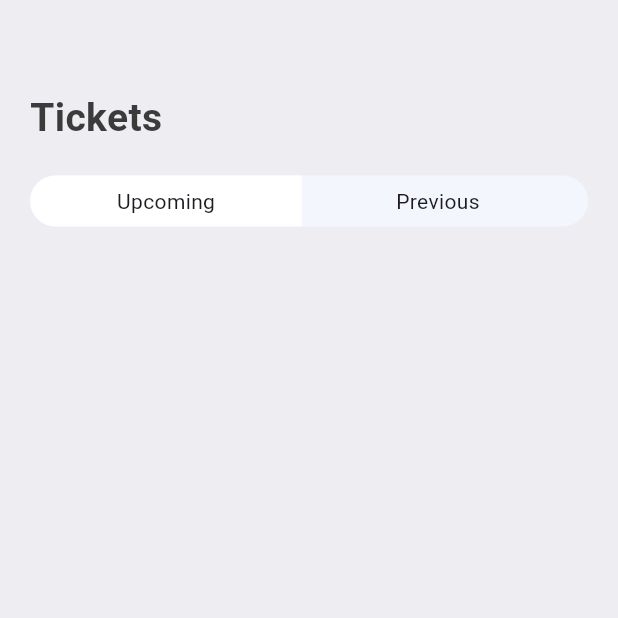
After one commit to wynsumhi/Study-TicketApp, a Flutter app: the TicketScreen screen opened directly, on a phone screen of 412 x 824 dp, the top half of it. The commit adds this screen. Run offline on Flutter 3.47's test engine with Material 3 defaults, Android fonts, the phone set to English and light mode, and no system bars; our stand-ins replace fluentui_icons.

Commit message:
[STUDY] AppTicketTabs의 Text를 생성자 주입 방식으로 변경

```diff
--- a/lib/base/bottom_nav_bar.dart
+++ b/lib/base/bottom_nav_bar.dart
@@ -2,6 +2,7 @@ import 'package:fluentui_icons/fluentui_icons.dart';
 import 'package:flutter/material.dart';
 import 'package:ticket_app/screens/home/home_screen.dart';
 import 'package:ticket_app/screens/search/search_screen.dart';
+import 'package:ticket_app/screens/ticket/ticket_screen.dart';
 
 class BottomNavBar extends StatefulWidget {
   const BottomNavBar({super.key});
@@ -15,7 +16,7 @@ class _BottomNavBarState extends State<BottomNavBar> {
   final appScreens = [
     const HomeScreen(),
     const SearchScreen(),
-    const Center(child: Text("Ticket")),
+    const TicketScreen(),
     const Center(child: Text("Profile")),
   ];
 
--- a/lib/screens/search/search_screen.dart
+++ b/lib/screens/search/search_screen.dart
@@ -25,7 +25,10 @@ class SearchScreen extends StatelessWidget {
           const SizedBox(
             height: 20,
           ),
-          const AppTicketTabs(),
+          const AppTicketTabs(
+            firstTab: "All Tickets",
+            secondTab: "Hotels",
+          ),
           const SizedBox(
             height: 25,
           ),
--- a/lib/screens/search/widgets/app_ticket_tabs.dart
+++ b/lib/screens/search/widgets/app_ticket_tabs.dart
@@ -1,7 +1,10 @@
 import 'package:flutter/material.dart';
 
 class AppTicketTabs extends StatelessWidget {
-  const AppTicketTabs({super.key});
+  final String firstTab;
+  final String secondTab;
+  const AppTicketTabs(
+      {super.key, required this.firstTab, required this.secondTab});
 
   @override
   Widget build(BuildContext context) {
@@ -9,13 +12,13 @@ class AppTicketTabs extends StatelessWidget {
       decoration: BoxDecoration(
           borderRadius: BorderRadius.circular(50),
           color: const Color(0xFFF4F6FD)),
-      child: const Row(
+      child: Row(
         children: [
           AppTabs(
-            tabText: "All tickets",
+            tabText: firstTab,
           ),
           AppTabs(
-            tabText: "Hotels",
+            tabText: secondTab,
             tabBorder: true,
             tabColor: true,
           )
--- /dev/null
+++ b/lib/screens/ticket/ticket_screen.dart
@@ -0,0 +1,32 @@
+import 'package:flutter/material.dart';
+import 'package:ticket_app/base/res/styles/app_styles.dart';
+import 'package:ticket_app/screens/search/widgets/app_ticket_tabs.dart';
+
+class TicketScreen extends StatelessWidget {
+  const TicketScreen({super.key});
+
+  @override
+  Widget build(BuildContext context) {
+    return Scaffold(
+        backgroundColor: AppStyles.bgColor,
+        body: ListView(
+          padding: EdgeInsets.symmetric(horizontal: 20, vertical: 20),
+          children: [
+            const SizedBox(
+              height: 40,
+            ),
+            Text(
+              "Tickets",
+              style: AppStyles.headLineStyle1,
+            ),
+            const SizedBox(
+              height: 20,
+            ),
+            const AppTicketTabs(
+              firstTab: "Upcoming",
+              secondTab: "Previous",
+            ),
+          ],
+        ));
+  }
+}
```
